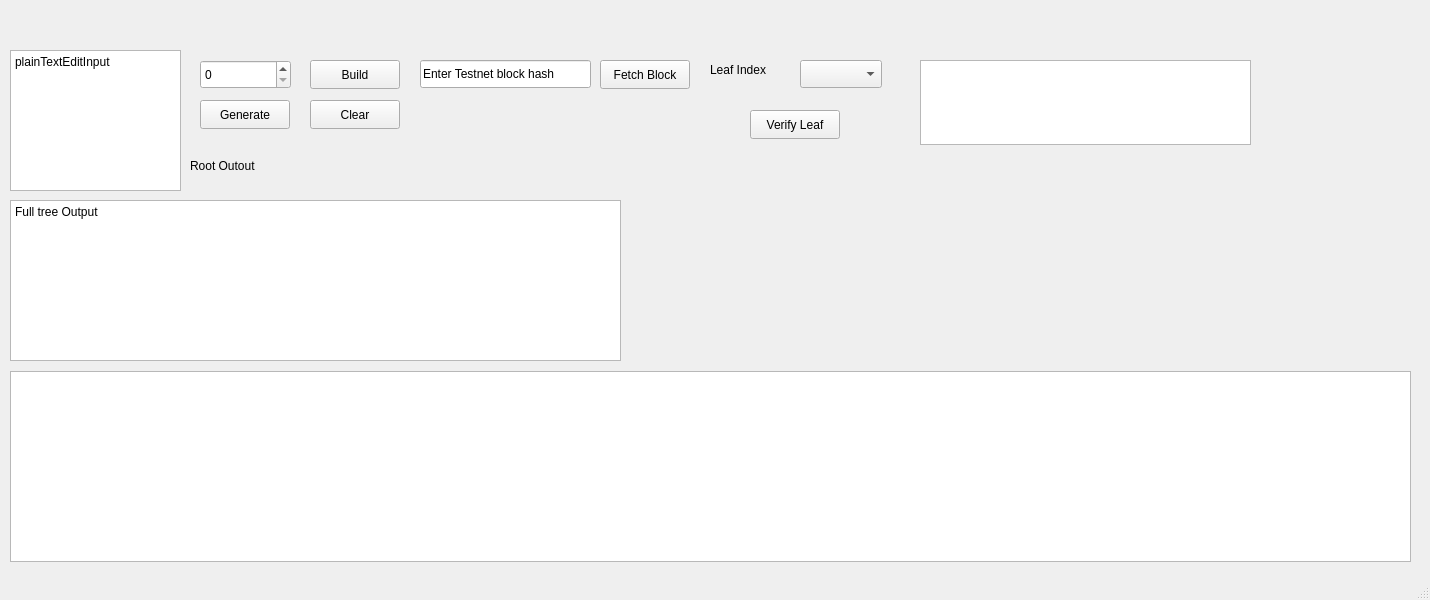
This is mainwindow.ui in Aryha0507/Qt-Application-MerkleTree-ProofOfInclusion as Qt 5 draws it before an edit. The edited form follows.
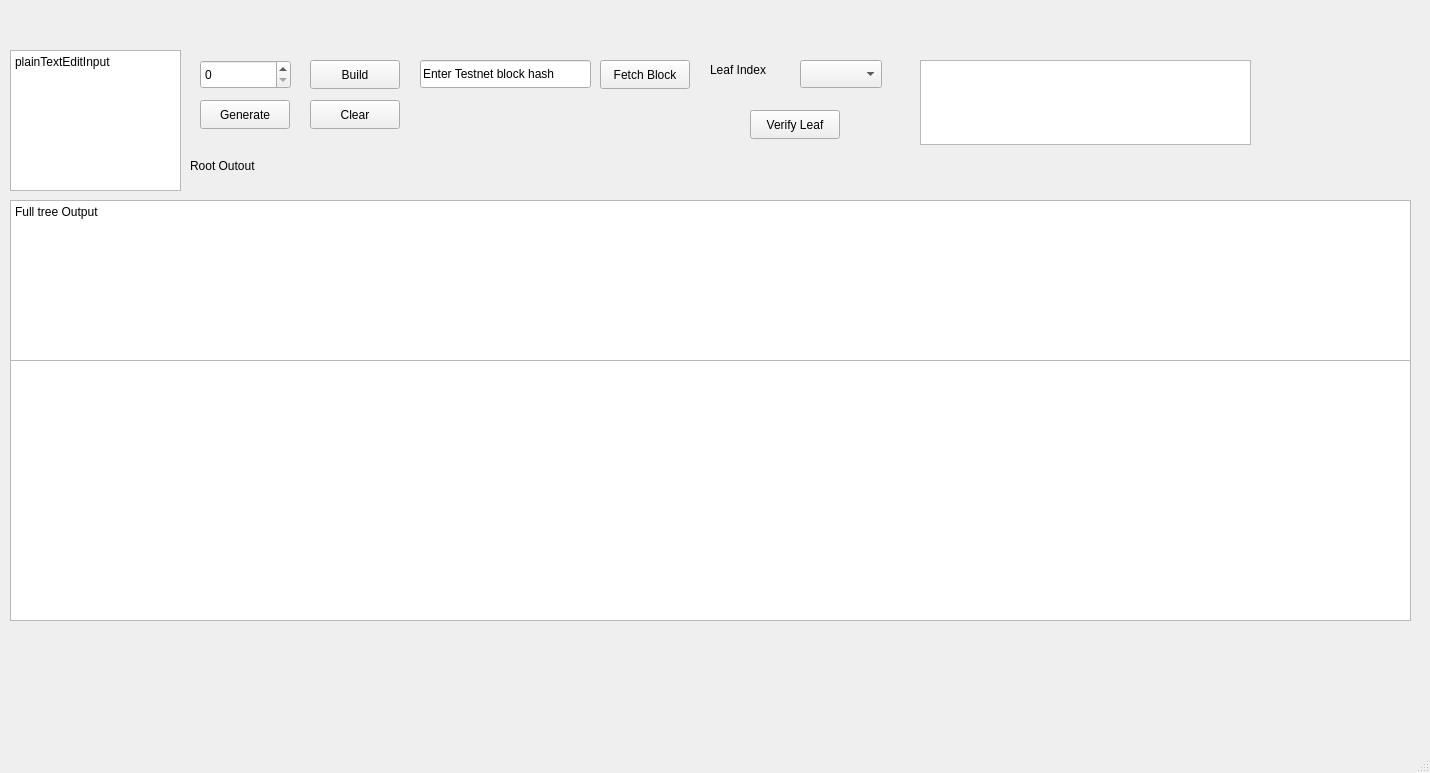
This is the edited form.

What changed in the file:
```diff
--- a/mainwindow.ui
+++ b/mainwindow.ui
@@ -7,7 +7,7 @@
     <x>0</x>
     <y>0</y>
     <width>1430</width>
-    <height>600</height>
+    <height>773</height>
    </rect>
   </property>
   <property name="windowTitle">
@@ -109,7 +109,7 @@
      <rect>
       <x>10</x>
       <y>200</y>
-      <width>611</width>
+      <width>1401</width>
       <height>161</height>
      </rect>
     </property>
@@ -198,9 +198,9 @@
     <property name="geometry">
      <rect>
       <x>10</x>
-      <y>371</y>
+      <y>360</y>
       <width>1401</width>
-      <height>191</height>
+      <height>261</height>
      </rect>
     </property>
    </widget>
```
